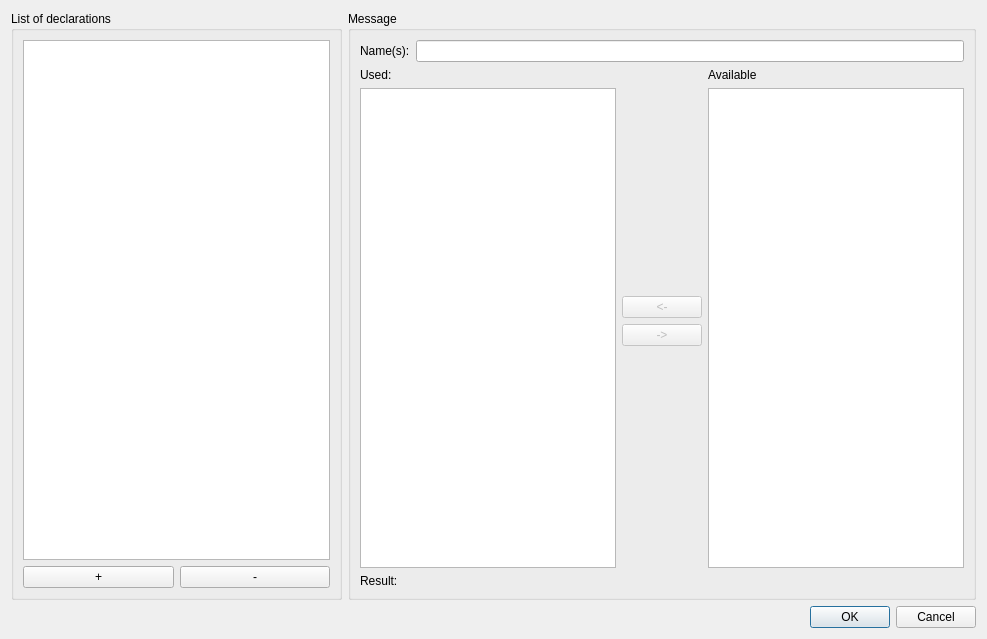
First picture: the form in libs/mscwidgets/messagedeclarationsdialog.ui, repository esa/spacecreator, before the edit.
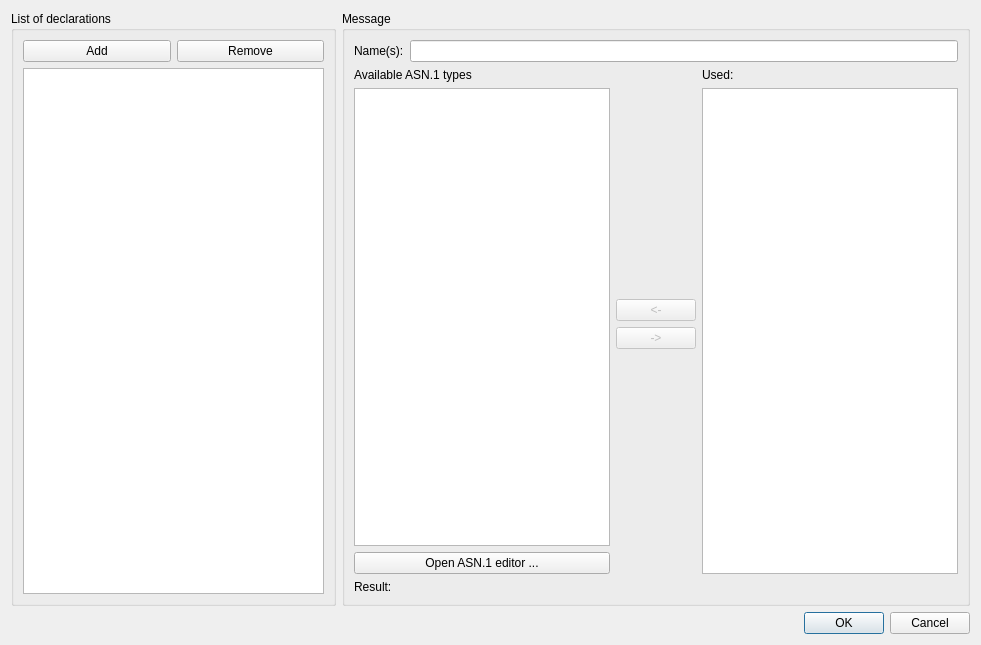
Second picture: the form after the edit.

Commit message: Use the asn1 editor in the message declarations. Use the asn1 editor to set the asn1 filename

Diff of the .ui file:
```diff
--- a/libs/mscwidgets/messagedeclarationsdialog.ui
+++ b/libs/mscwidgets/messagedeclarationsdialog.ui
@@ -6,47 +6,14 @@
    <rect>
     <x>0</x>
     <y>0</y>
-    <width>987</width>
-    <height>639</height>
+    <width>981</width>
+    <height>645</height>
    </rect>
   </property>
   <property name="windowTitle">
    <string>Dialog</string>
   </property>
   <layout class="QGridLayout" name="gridLayout_3">
-   <item row="0" column="0">
-    <widget class="QGroupBox" name="groupBox">
-     <property name="title">
-      <string>List of declarations</string>
-     </property>
-     <layout class="QGridLayout" name="gridLayout">
-      <item row="0" column="0" colspan="2">
-       <widget class="QListView" name="messagesView">
-        <property name="sizePolicy">
-         <sizepolicy hsizetype="Expanding" vsizetype="Expanding">
-          <horstretch>2</horstretch>
-          <verstretch>0</verstretch>
-         </sizepolicy>
-        </property>
-       </widget>
-      </item>
-      <item row="1" column="0">
-       <widget class="QPushButton" name="addDeclarationButton">
-        <property name="text">
-         <string>+</string>
-        </property>
-       </widget>
-      </item>
-      <item row="1" column="1">
-       <widget class="QPushButton" name="removeDeclarationButton">
-        <property name="text">
-         <string>-</string>
-        </property>
-       </widget>
-      </item>
-     </layout>
-    </widget>
-   </item>
    <item row="0" column="1">
     <widget class="QGroupBox" name="groupBox_2">
      <property name="title">
@@ -71,6 +38,40 @@
        </layout>
       </item>
       <item row="1" column="0" rowspan="4">
+       <layout class="QVBoxLayout" name="verticalLayout_3">
+        <item>
+         <widget class="QLabel" name="label_3">
+          <property name="text">
+           <string>Available ASN.1 types</string>
+          </property>
+         </widget>
+        </item>
+        <item>
+         <widget class="QListWidget" name="availableListView"/>
+        </item>
+        <item>
+         <widget class="QPushButton" name="asn1Button">
+          <property name="text">
+           <string>Open ASN.1 editor ...</string>
+          </property>
+         </widget>
+        </item>
+       </layout>
+      </item>
+      <item row="1" column="1">
+       <spacer name="verticalSpacer">
+        <property name="orientation">
+         <enum>Qt::Vertical</enum>
+        </property>
+        <property name="sizeHint" stdset="0">
+         <size>
+          <width>17</width>
+          <height>207</height>
+         </size>
+        </property>
+       </spacer>
+      </item>
+      <item row="1" column="2" rowspan="4">
        <layout class="QVBoxLayout" name="verticalLayout_2">
         <item>
          <widget class="QLabel" name="label_2">
@@ -84,35 +85,8 @@
         </item>
        </layout>
       </item>
-      <item row="1" column="1">
-       <spacer name="verticalSpacer">
-        <property name="orientation">
-         <enum>Qt::Vertical</enum>
-        </property>
-        <property name="sizeHint" stdset="0">
-         <size>
-          <width>17</width>
-          <height>207</height>
-         </size>
-        </property>
-       </spacer>
-      </item>
-      <item row="1" column="2" rowspan="4">
-       <layout class="QVBoxLayout" name="verticalLayout_3">
-        <item>
-         <widget class="QLabel" name="label_3">
-          <property name="text">
-           <string>Available</string>
-          </property>
-         </widget>
-        </item>
-        <item>
-         <widget class="QListWidget" name="availableListView"/>
-        </item>
-       </layout>
-      </item>
       <item row="2" column="1">
-       <widget class="QPushButton" name="addParameterButton">
+       <widget class="QPushButton" name="removeParameterButton">
         <property name="enabled">
          <bool>false</bool>
         </property>
@@ -122,7 +96,7 @@
        </widget>
       </item>
       <item row="3" column="1">
-       <widget class="QPushButton" name="removeParameterButton">
+       <widget class="QPushButton" name="addParameterButton">
         <property name="enabled">
          <bool>false</bool>
         </property>
@@ -171,6 +145,39 @@
      </layout>
     </widget>
    </item>
+   <item row="0" column="0">
+    <widget class="QGroupBox" name="groupBox">
+     <property name="title">
+      <string>List of declarations</string>
+     </property>
+     <layout class="QGridLayout" name="gridLayout">
+      <item row="1" column="0" colspan="2">
+       <widget class="QListView" name="messagesView">
+        <property name="sizePolicy">
+         <sizepolicy hsizetype="Expanding" vsizetype="Expanding">
+          <horstretch>2</horstretch>
+          <verstretch>0</verstretch>
+         </sizepolicy>
+        </property>
+       </widget>
+      </item>
+      <item row="0" column="0">
+       <widget class="QPushButton" name="addDeclarationButton">
+        <property name="text">
+         <string>Add</string>
+        </property>
+       </widget>
+      </item>
+      <item row="0" column="1">
+       <widget class="QPushButton" name="removeDeclarationButton">
+        <property name="text">
+         <string>Remove</string>
+        </property>
+       </widget>
+      </item>
+     </layout>
+    </widget>
+   </item>
    <item row="1" column="0" colspan="2">
     <widget class="QDialogButtonBox" name="buttonBox">
      <property name="orientation">
```
Left out of the diff: 2 changed lines with no effect on the pictures. The commit also changes 11 other files.
